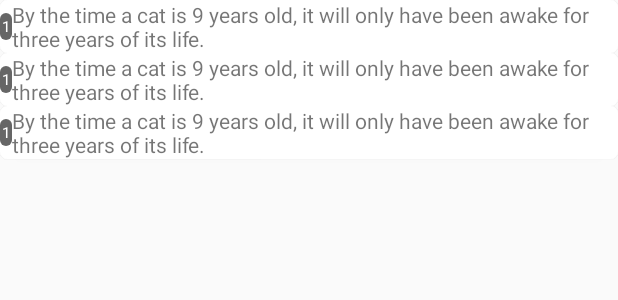
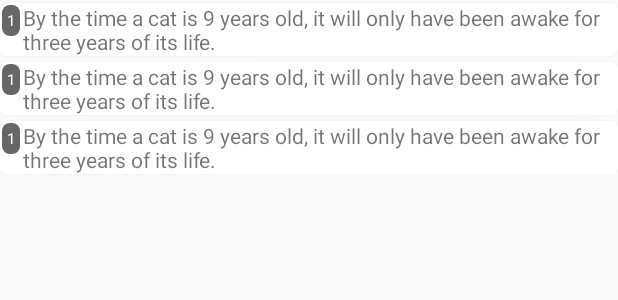
Before and after one commit to DreHubOff/FunFacts, an Android app: the layout fragment_list.xml on its own in the app's theme, with its tools: preview values and no code run, on a phone screen of 412 x 824 dp. Shown: the top 300 px of the screen. Run offline under Robolectric (Android 15) with nearby library versions, the phone set to English and light mode, and no system bars.

```diff
--- a/app/src/main/AndroidManifest.xml
+++ b/app/src/main/AndroidManifest.xml
@@ -1,5 +1,6 @@
 <?xml version="1.0" encoding="utf-8"?>
 <manifest xmlns:android="http://schemas.android.com/apk/res/android"
+    xmlns:tools="http://schemas.android.com/tools"
     package="com.studying.funfacts">
 
     <uses-permission android:name="android.permission.INTERNET" />
@@ -11,7 +12,10 @@
         android:roundIcon="@mipmap/ic_launcher_round"
         android:supportsRtl="true"
         android:theme="@style/AppTheme">
-        <activity android:name=".ui.main.MainActivity">
+        <activity
+            android:name=".ui.main.MainActivity"
+            android:screenOrientation="portrait"
+            tools:ignore="LockedOrientationActivity">
             <intent-filter>
                 <action android:name="android.intent.action.MAIN" />
 
--- a/app/src/main/java/com/studying/funfacts/network/ApiService.kt
+++ b/app/src/main/java/com/studying/funfacts/network/ApiService.kt
@@ -1,8 +1,6 @@
 package com.studying.funfacts.network
 
 import com.studying.funfacts.network.model.Fact
-import com.studying.funfacts.network.model.ResultHolder
-import io.reactivex.Observable
 import okhttp3.OkHttpClient
 import okhttp3.logging.HttpLoggingInterceptor
 import retrofit2.Call
--- a/app/src/main/java/com/studying/funfacts/network/model/ResultHolder.kt
+++ /dev/null
@@ -1,3 +0,0 @@
-package com.studying.funfacts.network.model
-
-data class ResultHolder(val requestList: List<Fact>)
--- a/app/src/main/res/layout/item.xml
+++ b/app/src/main/res/layout/item.xml
@@ -6,6 +6,7 @@
     android:layout_width="match_parent"
     android:layout_height="wrap_content"
     android:background="#E0F7FA"
+    android:layout_marginVertical="2dp"
     android:paddingHorizontal="2dp"
     android:paddingVertical="1dp"
     app:cardCornerRadius="5dp">
@@ -16,16 +17,18 @@
 
         <TextView
             android:id="@+id/number_of_fact"
-            android:layout_width="0dp"
+            android:layout_width="wrap_content"
             android:layout_height="wrap_content"
             android:background="@drawable/number_of_fact_background"
             android:fontFamily="sans-serif"
             android:gravity="center"
-            android:paddingHorizontal="1dp"
-            android:paddingVertical="2dp"
+            android:layout_marginRight="3dp"
+            android:layout_marginLeft="1dp"
+            android:layout_marginTop="1dp"
+            android:paddingHorizontal="3dp"
+            android:paddingVertical="3dp"
             android:textColor="#ffffff"
             android:textSize="10sp"
-            app:layout_constraintBottom_toBottomOf="parent"
             app:layout_constraintStart_toStartOf="parent"
             app:layout_constraintTop_toTopOf="parent"
             tools:text="1" />
@@ -34,6 +37,7 @@
             android:id="@+id/fact_buddy"
             android:layout_width="0dp"
             android:layout_height="wrap_content"
+            android:layout_marginHorizontal="2dp"
             app:layout_constraintEnd_toEndOf="parent"
             app:layout_constraintStart_toEndOf="@+id/number_of_fact"
             app:layout_constraintTop_toTopOf="parent"
```
Also changed, not shown: app/src/main/java/com/studying/funfacts/ui/main/ListFragment.kt (+35 -5 lines), app/src/main/java/com/studying/funfacts/ui/main/MainActivity.kt (+2 -21 lines).
